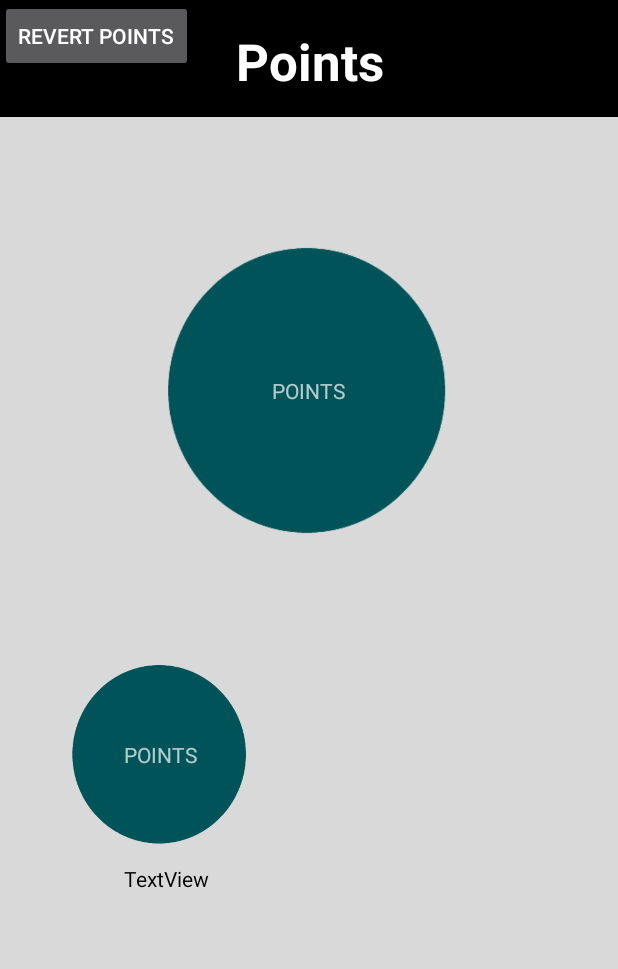
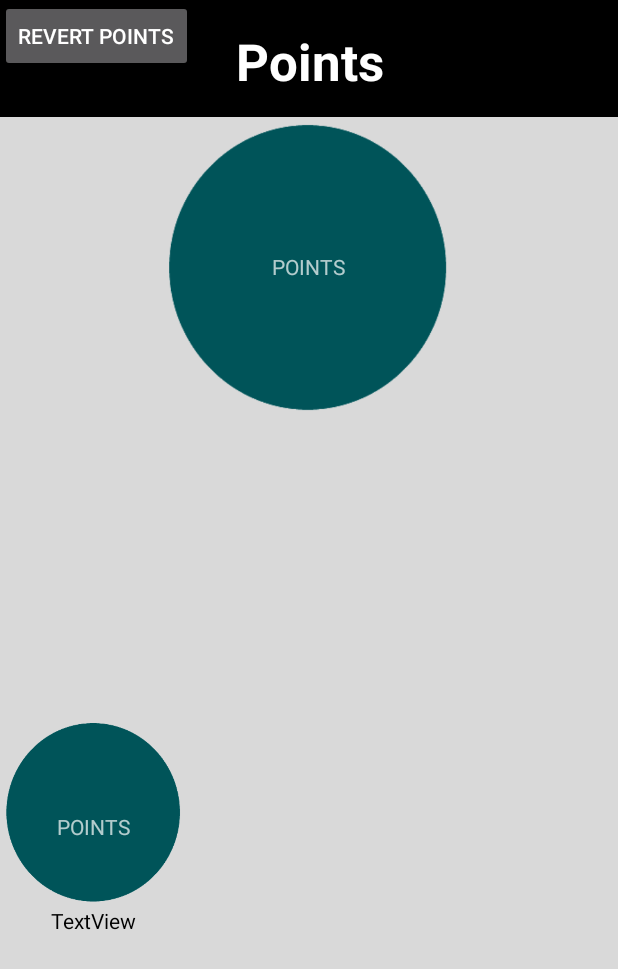
Before and after one commit to RubenABM/Project-Factory-Android, an Android app: the layout activity_points.xml on its own in the app's theme, with its tools: preview values and no code run, on a phone screen of 412 x 824 dp. Shown: the top 969 px of the screen. Run offline under Robolectric (Android 15) with nearby library versions, the phone set to English and light mode, and no system bars.

Commit message:
correção erro random

```diff
--- a/Android/app/build.gradle
+++ b/Android/app/build.gradle
@@ -38,9 +38,8 @@ dependencies {
     implementation 'androidx.navigation:navigation-fragment:2.5.3'
     implementation 'androidx.navigation:navigation-ui:2.5.3'
     implementation 'com.google.android.gms:play-services-maps:18.1.0'
-    implementation 'com.mikepenz:fontawesome-typeface:5.9.0.0'
+    //implementation 'com.mikepenz:fontawesome-typeface:5.9.0.0'
     implementation 'com.mikepenz:iconics-core:3.1.0'
-    implementation 'com.mikepenz:fontawesome-typeface:5.9.0.2-kotlin@aar'
     //implementation 'com.google.android.libraries.places:places:3.0.0'
     testImplementation 'junit:junit:4.+'
     androidTestImplementation 'androidx.test.ext:junit:1.1.5'
--- a/Android/app/src/main/java/com/myapplication/HealthActivity.java
+++ b/Android/app/src/main/java/com/myapplication/HealthActivity.java
@@ -30,13 +30,13 @@ public class HealthActivity extends AppCompatActivity {
         iduser = getIntent().getStringExtra("key");
         JSONObjToArray task = new JSONObjToArray();
 
-        try{
+        /*try{
             //healthjson = task.execute("http://13.40.214.190:5000/users/" + iduser + idrota).get();
             //bpmRes.setText(healthjson.getString("user_"));
             //tempRes.setText(healthjson.getString(""));
 
         } catch (Exception e) {
             throw new RuntimeException(e);
-        }
+        }*/
     }
 }
--- a/Android/app/src/main/res/layout/activity_points.xml
+++ b/Android/app/src/main/res/layout/activity_points.xml
@@ -30,16 +30,23 @@
         app:layout_constraintStart_toStartOf="parent"
         app:layout_constraintTop_toTopOf="@+id/viewBlack" />
 
+    <RelativeLayout
+        android:id="@+id/relativeLayout"
+        android:layout_width="wrap_content"
+        android:layout_height="wrap_content"
+        app:layout_constraintEnd_toEndOf="parent"
+        app:layout_constraintStart_toStartOf="parent"
+        app:layout_constraintTop_toBottomOf="@+id/viewBlack">
+
         <ImageView
             android:id="@+id/imageViewPoints"
             android:layout_width="200dp"
             android:layout_height="200dp"
             app:layout_constraintBottom_toBottomOf="parent"
             app:layout_constraintEnd_toEndOf="parent"
-        app:layout_constraintHorizontal_bias="0.497"
+            app:layout_constraintHorizontal_bias="0.568"
             app:layout_constraintStart_toStartOf="parent"
-        app:layout_constraintTop_toBottomOf="@+id/viewBlack"
-        app:layout_constraintVertical_bias="0.15"
+            app:layout_constraintVertical_bias="0.0"
             app:srcCompat="@drawable/circulo" />
 
         <TextView
@@ -47,45 +54,47 @@
             android:layout_width="wrap_content"
             android:layout_height="wrap_content"
             android:text="POINTS"
-        app:layout_constraintBottom_toBottomOf="@+id/imageViewPoints"
-        app:layout_constraintEnd_toEndOf="@+id/imageViewPoints"
-        app:layout_constraintStart_toStartOf="@+id/imageViewPoints"
-        app:layout_constraintTop_toTopOf="@+id/imageViewPoints" />
+            android:layout_centerInParent="true"
+            app:layout_constraintVertical_bias="0.0" />
+    </RelativeLayout>
+
+    <GridLayout
+        android:id="@+id/pointsGridLayout"
+        android:layout_width="match_parent"
+        android:layout_height="wrap_content"
+        android:orientation="horizontal"
+        android:columnCount="3"
+        app:layout_constraintBottom_toBottomOf="parent"
+        app:layout_constraintTop_toBottomOf="@+id/relativeLayout">
+
+        <RelativeLayout
+            android:layout_width="wrap_content"
+            android:layout_height="wrap_content">
 
             <ImageView
                 android:id="@+id/imageViewOferta"
                 android:layout_width="125dp"
                 android:layout_height="125dp"
-        app:layout_constraintBottom_toBottomOf="parent"
-        app:layout_constraintEnd_toEndOf="parent"
-        app:layout_constraintHorizontal_bias="0.153"
-        app:layout_constraintStart_toStartOf="parent"
-        app:layout_constraintTop_toBottomOf="@+id/viewBlack"
-        app:layout_constraintVertical_bias="0.583"
                 app:srcCompat="@drawable/circulo" />
+
 
             <TextView
                 android:id="@+id/textViewPointsOferta"
                 android:layout_width="wrap_content"
                 android:layout_height="wrap_content"
-        android:text="POINTS"
-        app:layout_constraintBottom_toBottomOf="@+id/imageViewOferta"
-        app:layout_constraintEnd_toEndOf="@+id/imageViewOferta"
-        app:layout_constraintStart_toStartOf="@+id/imageViewOferta"
-        app:layout_constraintTop_toTopOf="@+id/imageViewOferta" />
+                android:layout_centerInParent="true"
+                android:text="POINTS" />
 
             <TextView
                 android:id="@+id/textViewPointsOfertaDescricao"
                 android:layout_width="wrap_content"
                 android:layout_height="wrap_content"
+                android:layout_centerHorizontal="true"
+                android:layout_marginTop="125dp"
                 android:text="TextView"
-        android:textColor="#000000"
-        app:layout_constraintBottom_toBottomOf="parent"
-        app:layout_constraintEnd_toEndOf="parent"
-        app:layout_constraintHorizontal_bias="0.232"
-        app:layout_constraintStart_toStartOf="parent"
-        app:layout_constraintTop_toBottomOf="@+id/imageViewOferta"
-        app:layout_constraintVertical_bias="0.044" />
+                android:textColor="#000000" />
+        </RelativeLayout>
+    </GridLayout>
 
     <Button
         android:id="@+id/buttonRevertPoints"
@@ -93,7 +102,8 @@
         android:layout_height="wrap_content"
         android:text="REVERT POINTS"
         tools:layout_editor_absoluteX="142dp"
-        tools:layout_editor_absoluteY="643dp" />
+        tools:layout_editor_absoluteY="643dp"
+        tools:ignore="MissingConstraints" />
 
 
 </androidx.constraintlayout.widget.ConstraintLayout>
```
Also changed, not shown: Android/app/src/main/java/com/myapplication/PointsActivity.java (+67 -4 lines). Lines whose indentation alone changed are shown as unchanged.
